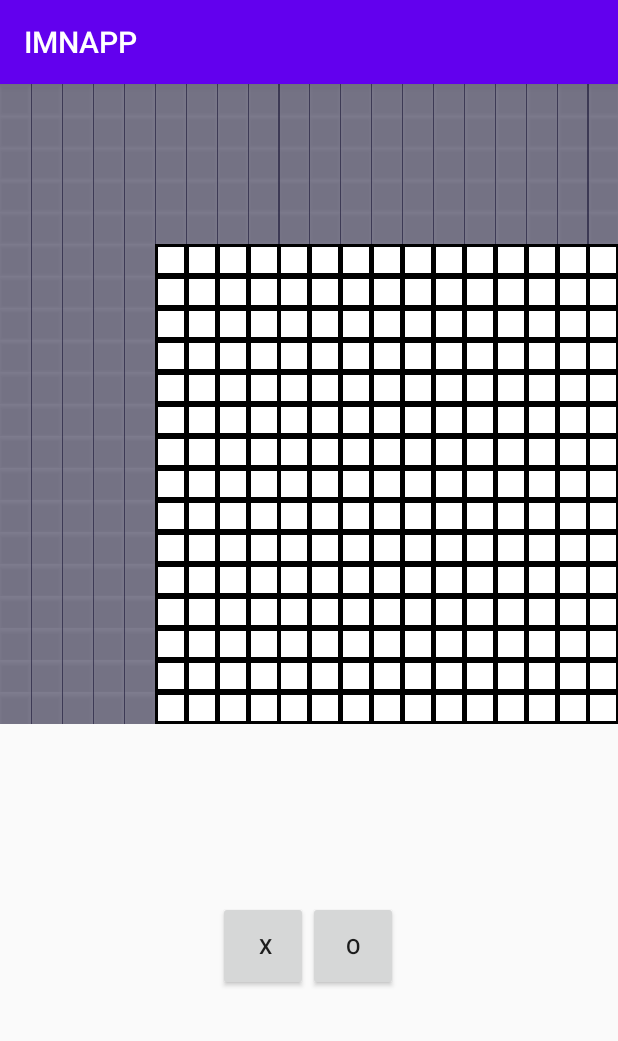
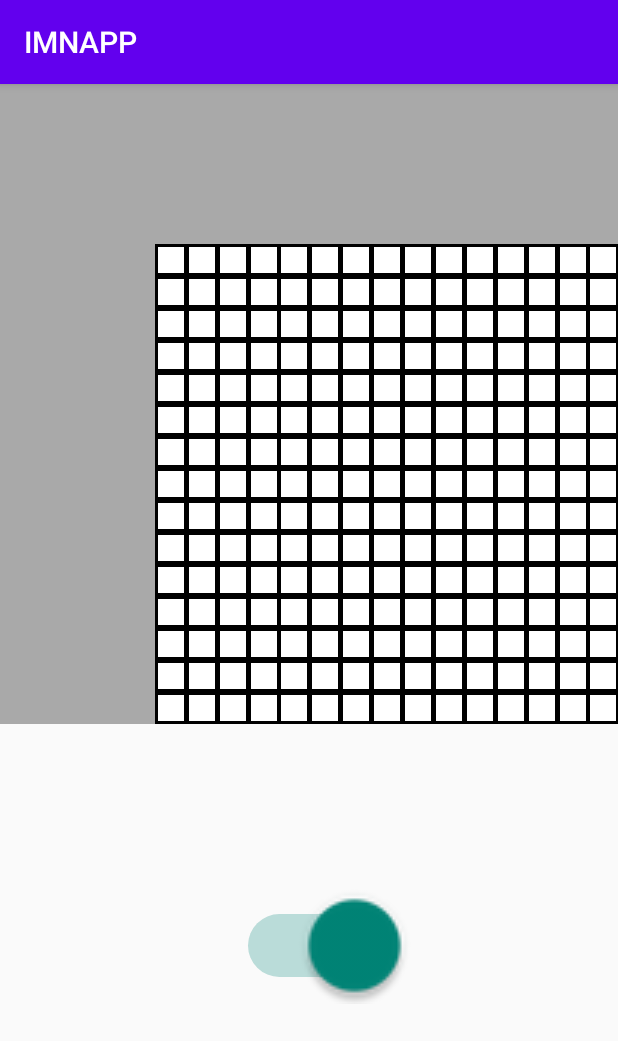
Before and after one commit to Jiang0307/IMNAPP, an Android app: the NonogramActivity screen opened directly, with no data from a screen before it, on a phone screen of 412 x 824 dp. Shown: the top 1041 px of the screen. Run offline under Robolectric (Android 15) with nearby library versions, the phone set to English and light mode, and no system bars; our stand-ins replace Firebase (no records; nobody signed in at launch, a user with empty details on screens opened directly); 2 statements that could not run were skipped.

Commit message:
Rule left

```diff
--- a/app/src/main/java/com/example/imnapp/NonogramActivity.java
+++ b/app/src/main/java/com/example/imnapp/NonogramActivity.java
@@ -1,9 +1,12 @@
 package com.example.imnapp;
 
+import android.annotation.SuppressLint;
 import android.content.Context;
 import android.os.Bundle;
 import android.util.Log;
 import android.view.View;
+import android.widget.CompoundButton;
+import android.widget.Switch;
 
 import androidx.appcompat.app.AppCompatActivity;
 import androidx.recyclerview.widget.GridLayoutManager;
@@ -19,20 +22,33 @@ import java.util.ArrayList;
 
 public class NonogramActivity extends AppCompatActivity implements RecyclerViewAdapter.ItemClickListener
 {
+    Switch nonogram_switch;
+    RecyclerViewAdapter adapter;
     private static Context ctx;
-    RecyclerViewAdapter adapter;
     int num_monster, monster_index;
     String monster_name;
     String[] monster_answer;
+//    public sta boolean state = true; // true:O false:X
 
+    @SuppressLint("MissingInflatedId")
     @Override
     public void onCreate(Bundle savedInstanceState)
     {
+        init();
         super.onCreate(savedInstanceState);
         ctx = getApplicationContext();
+        setContentView(R.layout.activity_nonogram);
 
-        setContentView(R.layout.activity_nonogram);
-        init();
+        nonogram_switch = findViewById(R.id.nonogram_switch);
+        nonogram_switch.setOnCheckedChangeListener(new CompoundButton.OnCheckedChangeListener()
+        {
+            public void onCheckedChanged(CompoundButton buttonView, boolean isChecked)
+            {
+                RecyclerViewAdapter.state = !RecyclerViewAdapter.state;
+                Log.d("state", String.valueOf(RecyclerViewAdapter.state));
+            }
+        });
+
     }
 
     public void set_recyclerview()
@@ -41,8 +57,7 @@ public class NonogramActivity extends AppCompatActivity implements RecyclerViewA
         // set up the RecyclerView
         RecyclerView recyclerView = findViewById(R.id.rvNumbers);
         recyclerView.setLayoutManager(new GridLayoutManager(ctx, size));
-        adapter = new RecyclerViewAdapter(ctx, monster_answer);
-        // adapter.setClickListener();
+        adapter = new RecyclerViewAdapter(ctx, monster_name , monster_answer);
         recyclerView.setAdapter(adapter);
     }
 
--- a/app/src/main/java/com/example/imnapp/RecyclerViewAdapter.java
+++ b/app/src/main/java/com/example/imnapp/RecyclerViewAdapter.java
@@ -2,6 +2,9 @@ package com.example.imnapp;
 
 import android.annotation.SuppressLint;
 import android.content.Context;
+import android.content.Intent;
+import android.graphics.Color;
+import android.util.Log;
 import android.view.LayoutInflater;
 import android.view.View;
 import android.view.ViewGroup;
@@ -10,18 +13,24 @@ import android.widget.Button;
 import androidx.annotation.NonNull;
 import androidx.recyclerview.widget.RecyclerView;
 
-public class RecyclerViewAdapter extends RecyclerView.Adapter<RecyclerViewAdapter.ViewHolder> {
+public class RecyclerViewAdapter extends RecyclerView.Adapter<RecyclerViewAdapter.ViewHolder>
+{
+    public static boolean state = true;
+    private String monster_name;
+    private String[] monster_answer;
+    Context context;
+    private String[] current_board = new String[400];
 
-    private String[] mData;
     private LayoutInflater mInflater;
     private ItemClickListener mClickListener;
-    boolean state;
 
     // data is passed into the constructor
-    RecyclerViewAdapter(Context context, String[] data)
+    RecyclerViewAdapter(Context ctx,String name, String[] answer)
     {
-        this.mInflater = LayoutInflater.from(context);
-        this.mData = data;
+        this.monster_name = name;
+        this.monster_answer = answer;
+        this.context = ctx;
+        this.mInflater = LayoutInflater.from(ctx);
     }
 
     // inflates the cell layout from xml when needed
@@ -38,18 +47,22 @@ public class RecyclerViewAdapter extends RecyclerView.Adapter<RecyclerViewAdapte
     @Override
     public void onBindViewHolder(@NonNull ViewHolder holder, int current_index)
     {
-        holder.myButton.setText(mData[current_index]);
+        holder.myButton.setText(monster_answer[current_index]);
+        holder.myButton.setTag(String.valueOf(current_index));
+
+
         int row = current_index/20;
         int col = current_index%20;
 
         if (row > 4 && col > 4)
         {
             holder.myButton.setClickable(false);
+            holder.myButton.setText(" ");
         }
         else
         {
             holder.myButton.setClickable(true);
-            holder.myButton.setBackgroundColor(R.color.gray);
+            holder.myButton.setBackgroundColor(Color.rgb(169,169,169));
         }
     }
 
@@ -57,7 +70,7 @@ public class RecyclerViewAdapter extends RecyclerView.Adapter<RecyclerViewAdapte
     @Override
     public int getItemCount()
     {
-        return mData.length;
+        return monster_answer.length;
     }
 
     // stores and recycles views as they are scrolled off screen
@@ -76,18 +89,44 @@ public class RecyclerViewAdapter extends RecyclerView.Adapter<RecyclerViewAdapte
         @Override
         public void onClick(View view)
         {
-            myButton.setBackgroundColor(R.color.purple_200);
-            if (mClickListener != null)
+            String tag = (String) myButton.getTag();
+            int idx = Integer.valueOf(tag);
+            Log.d("index",tag);
+
+            if(state == true)
             {
-                mClickListener.onItemClick(view, getAdapterPosition());
+                current_board[idx] = "O";
+                myButton.setText("O");
+                myButton.setBackgroundColor(Color.rgb(198,115,255));
             }
+            else
+            {
+                current_board[idx] = "X";
+                myButton.setText("X");
+                myButton.setBackgroundColor(Color.rgb(255,255,255));
+            }
+            if(check_answer()==true)
+            {
+                Intent introduceIntent = new Intent(context, IntroduceActivity.class);
+                introduceIntent.putExtra("getIntroduceKey", monster_name);
+                introduceIntent.setFlags(Intent.FLAG_ACTIVITY_NEW_TASK );
+                context.startActivity(introduceIntent);
+            }
+        }
+
+        public boolean check_answer()
+        {
+            if(current_board[399]=="O")
+                return true;
+            else
+                return false;
         }
     }
 
     // convenience method for getting data at click position
     String getItem(int idx)
     {
-        return mData[idx];
+        return monster_answer[idx];
     }
 
     // allows clicks events to be caught
--- a/app/src/main/res/layout/activity_nonogram.xml
+++ b/app/src/main/res/layout/activity_nonogram.xml
@@ -20,22 +20,16 @@
         android:gravity="center"
         android:layout_marginStart="250dp"
         android:layout_marginTop="30dp"
-        android:orientation="horizontal"
-        android:padding="10dp">
+        android:orientation="horizontal">
 
-        <Button
-            android:id="@+id/button"
-            android:layout_width="60dp"
-            android:layout_height="60dp"
-            android:paddingLeft="15dp"
-            android:text="X" />
-
-        <Button
-            android:id="@+id/button2"
-            android:layout_width="60dp"
-            android:layout_height="60dp"
-            android:text="O" />
-
+        <Switch
+            android:id="@+id/nonogram_switch"
+            android:checked="true"
+            android:layout_width="wrap_content"
+            android:layout_height="wrap_content"
+            android:layout_weight="0"
+            android:scaleX="3"
+            android:scaleY="3" />
     </LinearLayout>
 
 </RelativeLayout>
--- a/app/src/main/res/values-night/themes.xml
+++ b/app/src/main/res/values-night/themes.xml
@@ -1,6 +1,6 @@
 <resources xmlns:tools="http://schemas.android.com/tools">
     <!-- Base application theme. -->
-    <style name="Theme.IMNAPP" parent="Theme.MaterialComponents.DayNight.DarkActionBar.Bridge">
+    <style name="Theme.IMNAPP" parent="Theme.AppCompat.DayNight.DarkActionBar">
         <!-- Primary brand color. -->
         <item name="colorPrimary">@color/purple_200</item>
         <item name="colorPrimaryVariant">@color/purple_700</item>
--- a/app/src/main/res/values/themes.xml
+++ b/app/src/main/res/values/themes.xml
@@ -1,6 +1,6 @@
 <resources xmlns:tools="http://schemas.android.com/tools">
     <!-- Base application theme. -->
-    <style name="Theme.IMNAPP" parent="Theme.MaterialComponents.DayNight.DarkActionBar.Bridge">
+    <style name="Theme.IMNAPP" parent="Theme.AppCompat.DayNight.DarkActionBar">
         <!-- Primary brand color. -->
         <item name="colorPrimary">@color/purple_500</item>
         <item name="colorPrimaryVariant">@color/purple_700</item>
```
